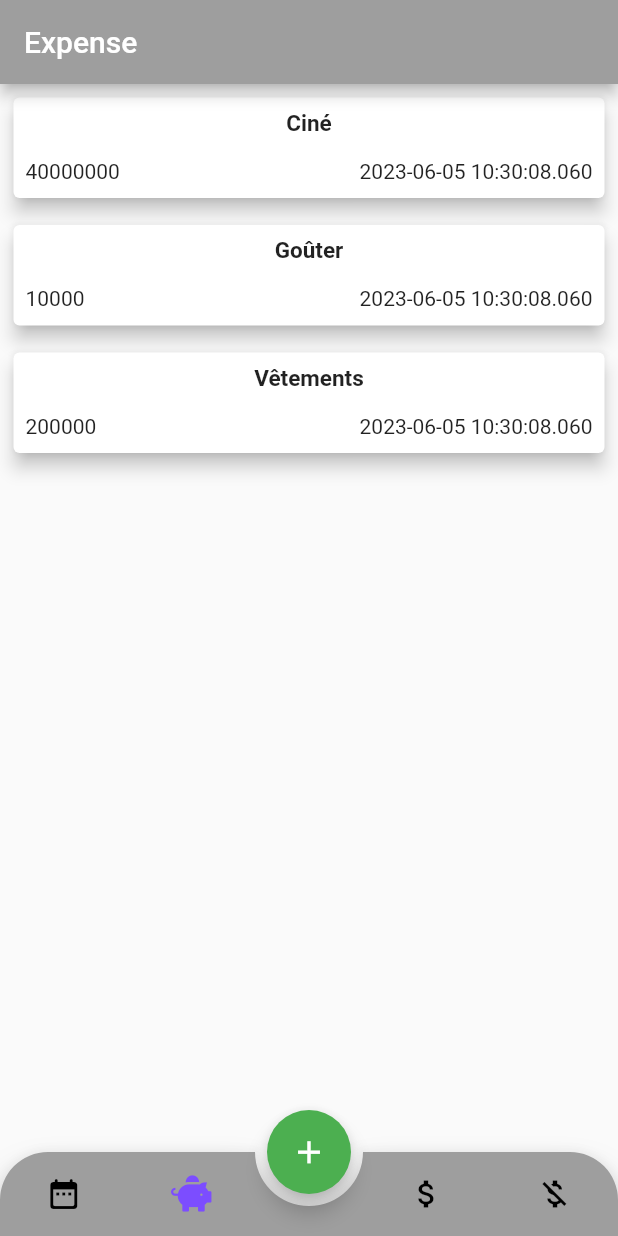
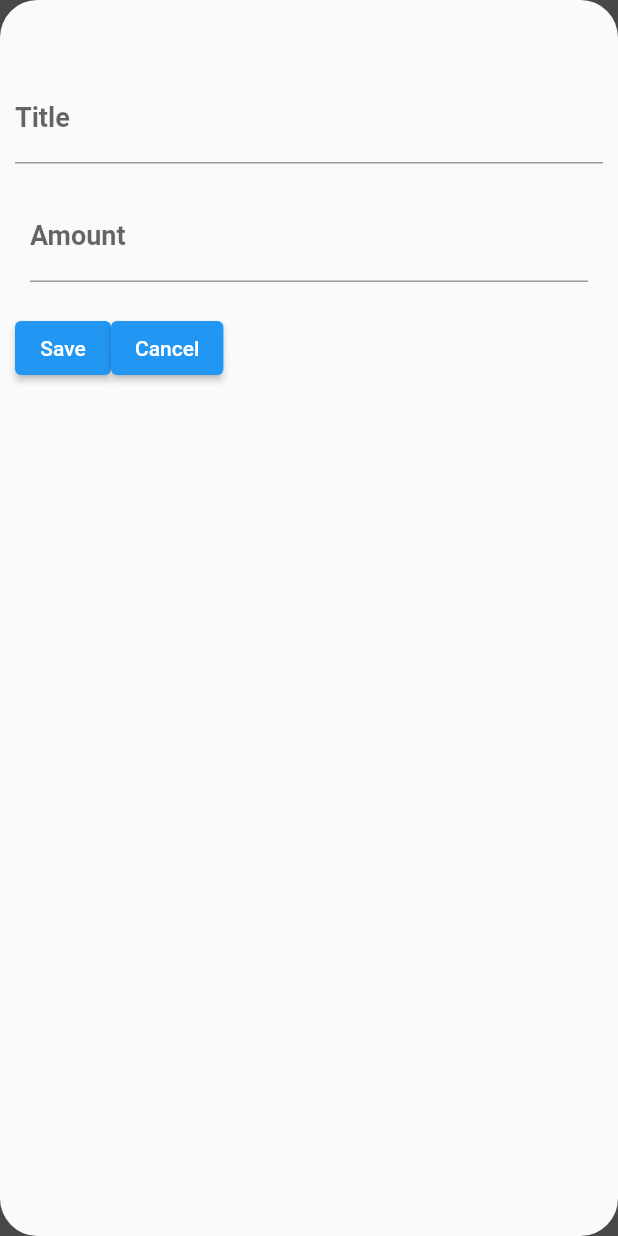
Before and after one commit to TsilaAllaoui/Akaonty-iT, a Flutter app: the screen it shows after launch, item 2 of the bottom bar chosen, after a tap on the "add" icon, on a phone screen of 412 x 824 dp. Run offline on Flutter 3.47's test engine with Material 2 defaults, Android fonts, the phone set to English and light mode, and no system bars; drawn by our look-alikes of animated_bottom_navigation_bar.

Commit message:
Last changes

```diff
--- /dev/null
+++ b/lib/expense_input.dart
@@ -0,0 +1,73 @@
+import 'package:flutter/material.dart';
+import 'package:flutter/services.dart';
+
+class ExpenseInput extends StatefulWidget {
+  const ExpenseInput({super.key});
+
+  @override
+  State<ExpenseInput> createState() => _ExpenseInputState();
+}
+
+class _ExpenseInputState extends State<ExpenseInput> {
+  var titleController = TextEditingController();
+  var amountController = TextEditingController();
+
+  @override
+  void dispose() {
+    titleController.dispose();
+    super.dispose();
+  }
+
+  @override
+  Widget build(BuildContext context) {
+    return Padding(
+      padding: const EdgeInsets.fromLTRB(10, 50, 10, 10),
+      child: Column(
+        children: [
+          TextField(
+            controller: titleController,
+            decoration: const InputDecoration(
+              label: Text(
+                "Title",
+                style: TextStyle(fontSize: 18, fontWeight: FontWeight.bold),
+              ),
+            ),
+          ),
+          const SizedBox(
+            height: 20,
+          ),
+          Row(
+            children: [
+              Expanded(
+                child: Container(
+                  margin: EdgeInsets.symmetric(horizontal: 10, vertical: 0),
+                  child: TextField(
+                    controller: amountController,
+                    keyboardType: TextInputType.number,
+                    decoration: const InputDecoration(
+                      suffixText: "Ar",
+                      label: Text(
+                        "Amount",
+                        style: TextStyle(
+                            fontSize: 18, fontWeight: FontWeight.bold),
+                      ),
+                    ),
+                  ),
+                ),
+              ),
+            ],
+          ),
+          SizedBox(
+            height: 20,
+          ),
+          Row(
+            children: [
+              ElevatedButton(onPressed: () {}, child: const Text("Save")),
+              ElevatedButton(onPressed: () {}, child: const Text("Cancel")),
+            ],
+          )
+        ],
+      ),
+    );
+  }
+}
--- a/lib/home.dart
+++ b/lib/home.dart
@@ -3,6 +3,7 @@ import 'package:expense/icons/custom_icons_icons.dart';
 import 'package:expense/model/expense.dart';
 import 'package:flutter/material.dart';
 
+import 'expense_input.dart';
 import 'expenses.dart';
 
 class Home extends StatefulWidget {
@@ -13,8 +14,42 @@ class Home extends StatefulWidget {
 }
 
 class _HomeState extends State<Home> {
+
   int navIndex = 0;
   List<Expense> expenses = [];
+  Expense? expenseToAdd;
+
+  void addExpense(BuildContext context) {
+    setState(() {
+      if (expenseToAdd == null) {
+        print("Null expense");
+        showDialog(context: context, builder: (ctx) => AlertDialog(
+          title: const Text("Invalid expense input"),
+          actions: [
+            TextButton(onPressed: () {
+              Navigator.pop(context);
+            },
+            child: const Text("Close"))
+          ],
+        ));
+        return;
+      }
+      expenses.add(expenseToAdd!);
+      print("Expense added");
+    });
+  }
+
+  void openExpenseInput() {
+    showModalBottomSheet(
+      isScrollControlled: true,
+      shape: RoundedRectangleBorder(
+        borderRadius: BorderRadius.circular(25.0),
+      ),
+      context: context,
+      builder: (ctx) =>
+      const ExpenseInput(),
+    );
+  }
 
   @override
   Widget build(BuildContext context) {
@@ -33,7 +68,7 @@ class _HomeState extends State<Home> {
       ),
       floatingActionButtonLocation: FloatingActionButtonLocation.miniCenterDocked,
       floatingActionButton: FloatingActionButton(
-        onPressed: () {  },
+        onPressed: openExpenseInput,
         backgroundColor: Colors.green.shade500,
         child: const Icon(
           Icons.add,
```
Also changed, not shown: lib/pubspec.yaml (added, +32 -0 lines).
